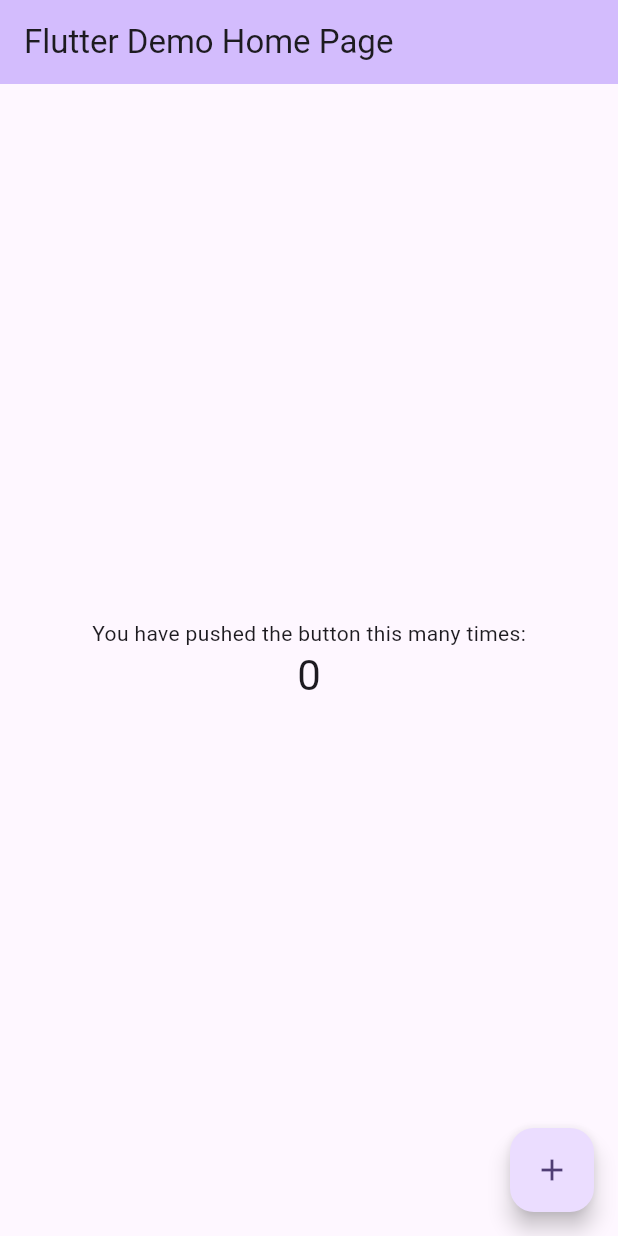
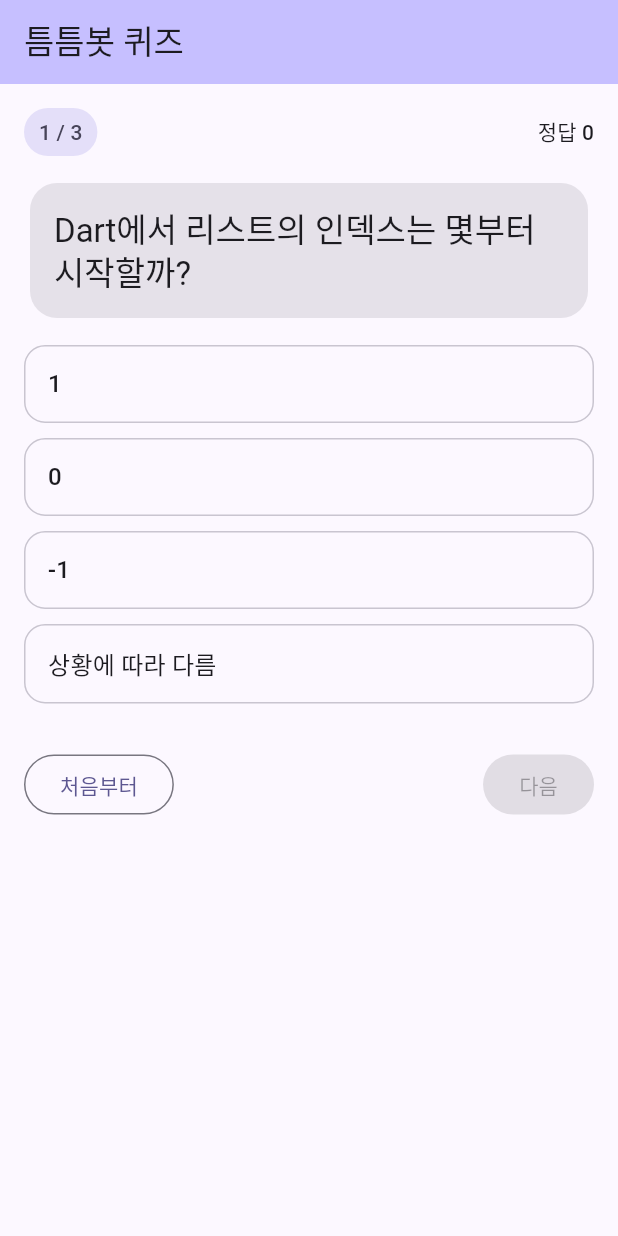
Before and after one commit to SeungYeon04/D_StudyQuiz, a Flutter app: the screen it shows after launch, on a phone screen of 412 x 824 dp. Run offline on Flutter 3.47's test engine with Material 3 defaults, Android fonts, the light colour scheme and no system bars.

Commit message:
feat : 퀴즈 UI 생성
Cursor 사용하여 코드 작업

```diff
--- a/quiz_lock_app/lib/main.dart
+++ b/quiz_lock_app/lib/main.dart
@@ -1,4 +1,6 @@
 import 'package:flutter/material.dart';
+
+import 'ttm_bot/screens/ttm_bot_quiz_screen.dart';
 
 void main() {
   runApp(const MyApp());
@@ -11,115 +13,12 @@
   @override
   Widget build(BuildContext context) {
     return MaterialApp(
-      title: 'Flutter Demo',
+      title: '틈틈봇',
       theme: ThemeData(
-        // This is the theme of your application.
-        //
-        // TRY THIS: Try running your application with "flutter run". You'll see
-        // the application has a purple toolbar. Then, without quitting the app,
-        // try changing the seedColor in the colorScheme below to Colors.green
-        // and then invoke "hot reload" (save your changes or press the "hot
-        // reload" button in a Flutter-supported IDE, or press "r" if you used
-        // the command line to start the app).
-        //
-        // Notice that the counter didn't reset back to zero; the application
-        // state is not lost during the reload. To reset the state, use hot
-        // restart instead.
-        //
-        // This works for code too, not just values: Most code changes can be
-        // tested with just a hot reload.
-        colorScheme: ColorScheme.fromSeed(seedColor: Colors.deepPurple),
+        colorScheme: ColorScheme.fromSeed(seedColor: const Color(0xFF6C5CE7)),
         useMaterial3: true,
       ),
-      home: const MyHomePage(title: 'Flutter Demo Home Page'),
+      home: const TtmmBotQuizScreen(),
     );
   }
 }
-
-class MyHomePage extends StatefulWidget {
-  const MyHomePage({super.key, required this.title});
-
-  // This widget is the home page of your application. It is stateful, meaning
-  // that it has a State object (defined below) that contains fields that affect
-  // how it looks.
-
-  // This class is the configuration for the state. It holds the values (in this
-  // case the title) provided by the parent (in this case the App widget) and
-  // used by the build method of the State. Fields in a Widget subclass are
-  // always marked "final".
-
-  final String title;
-
-  @override
-  State<MyHomePage> createState() => _MyHomePageState();
-}
-
-class _MyHomePageState extends State<MyHomePage> {
-  int _counter = 0;
-
-  void _incrementCounter() {
-    setState(() {
-      // This call to setState tells the Flutter framework that something has
-      // changed in this State, which causes it to rerun the build method below
-      // so that the display can reflect the updated values. If we changed
-      // _counter without calling setState(), then the build method would not be
-      // called again, and so nothing would appear to happen.
-      _counter++;
-    });
-  }
-
-  @override
-  Widget build(BuildContext context) {
-    // This method is rerun every time setState is called, for instance as done
-    // by the _incrementCounter method above.
-    //
-    // The Flutter framework has been optimized to make rerunning build methods
-    // fast, so that you can just rebuild anything that needs updating rather
-    // than having to individually change instances of widgets.
-    return Scaffold(
-      appBar: AppBar(
-        // TRY THIS: Try changing the color here to a specific color (to
-        // Colors.amber, perhaps?) and trigger a hot reload to see the AppBar
-        // change color while the other colors stay the same.
-        backgroundColor: Theme.of(context).colorScheme.inversePrimary,
-        // Here we take the value from the MyHomePage object that was created by
-        // the App.build method, and use it to set our appbar title.
-        title: Text(widget.title),
-      ),
-      body: Center(
-        // Center is a layout widget. It takes a single child and positions it
-        // in the middle of the parent.
-        child: Column(
-          // Column is also a layout widget. It takes a list of children and
-          // arranges them vertically. By default, it sizes itself to fit its
-          // children horizontally, and tries to be as tall as its parent.
-          //
-          // Column has various properties to control how it sizes itself and
-          // how it positions its children. Here we use mainAxisAlignment to
-          // center the children vertically; the main axis here is the vertical
-          // axis because Columns are vertical (the cross axis would be
-          // horizontal).
-          //
-          // TRY THIS: Invoke "debug painting" (choose the "Toggle Debug Paint"
-          // action in the IDE, or press "p" in the console), to see the
-          // wireframe for each widget.
-          mainAxisAlignment: MainAxisAlignment.center,
-          children: <Widget>[
-            const Text(
-              'You have pushed the button this many times:',
-            ),
-            Text(
-              '$_counter',
-              style: Theme.of(context).textTheme.headlineMedium,
-            ),
-          ],
-        ),
-      ),
-      floatingActionButton: FloatingActionButton(
-        onPressed: _incrementCounter,
-        tooltip: 'Increment',
-        child: const Icon(Icons.add),
-      ), // This trailing comma makes auto-formatting nicer for build methods.
-    );
-  }
-}
--- /dev/null
+++ b/quiz_lock_app/lib/ttm_bot/data/quiz_asset_loader.dart
@@ -0,0 +1,34 @@
+import 'dart:convert';
+
+import 'package:flutter/services.dart';
+
+import '../models/quiz_question.dart';
+
+class QuizAssetLoader {
+  const QuizAssetLoader();
+
+  Future<List<QuizQuestion>> loadQuestions(String assetPath) async {
+    final raw = await rootBundle.loadString(assetPath);
+    final decoded = jsonDecode(raw);
+
+    if (decoded is Map<String, dynamic>) {
+      final questions = decoded['questions'];
+      if (questions is! List) {
+        throw const FormatException('JSON must contain a "questions" list');
+      }
+      return questions
+          .cast<dynamic>()
+          .map((e) => QuizQuestion.fromJson((e as Map).cast<String, dynamic>()))
+          .toList(growable: false);
+    }
+
+    if (decoded is List) {
+      return decoded
+          .cast<dynamic>()
+          .map((e) => QuizQuestion.fromJson((e as Map).cast<String, dynamic>()))
+          .toList(growable: false);
+    }
+
+    throw const FormatException('Unsupported JSON format for quiz');
+  }
+}
--- /dev/null
+++ b/quiz_lock_app/lib/ttm_bot/models/quiz_question.dart
@@ -0,0 +1,33 @@
+class QuizQuestion {
+  QuizQuestion({
+    required this.id,
+    required this.question,
+    required this.options,
+    required this.answerIndex,
+    this.explanation,
+  });
+
+  final String id;
+  final String question;
+  final List<String> options;
+  final int answerIndex;
+  final String? explanation;
+
+  factory QuizQuestion.fromJson(Map<String, dynamic> json) {
+    final optionsDynamic = json['options'];
+    if (optionsDynamic is! List) {
+      throw FormatException('options must be a List', optionsDynamic);
+    }
+
+    final options = optionsDynamic.map((e) => e.toString()).toList(growable: false);
+    final answerIndex = (json['answerIndex'] as num).toInt();
+
+    return QuizQuestion(
+      id: (json['id'] ?? '').toString(),
+      question: (json['question'] ?? '').toString(),
+      options: options,
+      answerIndex: answerIndex,
+      explanation: json['explanation']?.toString(),
+    );
+  }
+}
--- /dev/null
+++ b/quiz_lock_app/lib/ttm_bot/screens/ttm_bot_quiz_screen.dart
@@ -0,0 +1,230 @@
+import 'package:flutter/material.dart';
+
+import '../data/quiz_asset_loader.dart';
+import '../models/quiz_question.dart';
+import '../widgets/quiz_option_button.dart';
+
+class TtmmBotQuizScreen extends StatefulWidget {
+  const TtmmBotQuizScreen({super.key});
+
+  @override
+  State<TtmmBotQuizScreen> createState() => _TtmmBotQuizScreenState();
+}
+
+class _TtmmBotQuizScreenState extends State<TtmmBotQuizScreen> {
+  final _loader = const QuizAssetLoader();
+
+  int _currentIndex = 0;
+  int? _selectedIndex;
+  bool _answered = false;
+  int _correctCount = 0;
+
+  void _selectOption(int index, QuizQuestion q) {
+    if (_answered) return;
+    setState(() {
+      _selectedIndex = index;
+      _answered = true;
+      if (index == q.answerIndex) _correctCount++;
+    });
+  }
+
+  void _next(List<QuizQuestion> questions) {
+    if (_currentIndex >= questions.length - 1) {
+      _showDoneDialog(questions.length);
+      return;
+    }
+    setState(() {
+      _currentIndex++;
+      _selectedIndex = null;
+      _answered = false;
+    });
+  }
+
+  void _restart() {
+    setState(() {
+      _currentIndex = 0;
+      _selectedIndex = null;
+      _answered = false;
+      _correctCount = 0;
+    });
+  }
+
+  Future<void> _showDoneDialog(int total) async {
+    await showDialog<void>(
+      context: context,
+      builder: (context) => AlertDialog(
+        title: const Text('퀴즈 끝!'),
+        content: Text('점수: $_correctCount / $total'),
+        actions: [
+          TextButton(
+            onPressed: () {
+              Navigator.of(context).pop();
+              _restart();
+            },
+            child: const Text('다시하기'),
+          ),
+          FilledButton(
+            onPressed: () => Navigator.of(context).pop(),
+            child: const Text('닫기'),
+          ),
+        ],
+      ),
+    );
+  }
+
+  @override
+  Widget build(BuildContext context) {
+    return FutureBuilder<List<QuizQuestion>>(
+      future: _loader.loadQuestions('assets/quizzes/sample_quiz.json'),
+      builder: (context, snapshot) {
+        final theme = Theme.of(context);
+        final colorScheme = theme.colorScheme;
+
+        Widget body;
+        if (snapshot.connectionState != ConnectionState.done) {
+          body = const Center(child: CircularProgressIndicator());
+        } else if (snapshot.hasError) {
+          body = Padding(
+            padding: const EdgeInsets.all(16),
+            child: Column(
+              crossAxisAlignment: CrossAxisAlignment.start,
+              children: [
+                Text('퀴즈 로딩 실패', style: theme.textTheme.titleLarge),
+                const SizedBox(height: 8),
+                Text(snapshot.error.toString()),
+                const SizedBox(height: 16),
+                FilledButton(
+                  onPressed: () => setState(() {}),
+                  child: const Text('다시 시도'),
+                ),
+              ],
+            ),
+          );
+        } else {
+          final questions = snapshot.data ?? const <QuizQuestion>[];
+          if (questions.isEmpty) {
+            body = const Center(child: Text('퀴즈 데이터가 비어있어요.'));
+          } else {
+            final q = questions[_currentIndex];
+            final progressText = '${_currentIndex + 1} / ${questions.length}';
+            final answered = _answered;
+            final correct = (_selectedIndex == q.answerIndex);
+
+            body = ListView(
+              padding: const EdgeInsets.fromLTRB(16, 16, 16, 24),
+              children: [
+                Row(
+                  children: [
+                    Container(
+                      padding: const EdgeInsets.symmetric(horizontal: 10, vertical: 6),
+                      decoration: BoxDecoration(
+                        color: colorScheme.secondaryContainer,
+                        borderRadius: BorderRadius.circular(999),
+                      ),
+                      child: Text(
+                        progressText,
+                        style: theme.textTheme.labelLarge?.copyWith(
+                          color: colorScheme.onSecondaryContainer,
+                        ),
+                      ),
+                    ),
+                    const Spacer(),
+                    Text(
+                      '정답 ${_correctCount}',
+                      style: theme.textTheme.labelLarge,
+                    ),
+                  ],
+                ),
+                const SizedBox(height: 14),
+                Card(
+                  elevation: 0,
+                  color: colorScheme.surfaceContainerHighest,
+                  shape: RoundedRectangleBorder(borderRadius: BorderRadius.circular(18)),
+                  child: Padding(
+                    padding: const EdgeInsets.all(16),
+                    child: Text(
+                      q.question,
+                      style: theme.textTheme.titleLarge?.copyWith(height: 1.25),
+                    ),
+                  ),
+                ),
+                const SizedBox(height: 14),
+                ...List.generate(q.options.length, (i) {
+                  final state = _optionStateFor(i, q);
+                  return Padding(
+                    padding: const EdgeInsets.only(bottom: 10),
+                    child: QuizOptionButton(
+                      text: q.options[i],
+                      state: state,
+                      onPressed: answered ? null : () => _selectOption(i, q),
+                    ),
+                  );
+                }),
+                const SizedBox(height: 6),
+                if (answered)
+                  Card(
+                    elevation: 0,
+                    color: correct ? Colors.green.shade50 : Colors.red.shade50,
+                    shape: RoundedRectangleBorder(borderRadius: BorderRadius.circular(16)),
+                    child: Padding(
+                      padding: const EdgeInsets.all(14),
+                      child: Column(
+                        crossAxisAlignment: CrossAxisAlignment.start,
+                        children: [
+                          Text(
+                            correct ? '정답!' : '오답!',
+                            style: theme.textTheme.titleMedium?.copyWith(
+                              color: correct ? Colors.green.shade800 : Colors.red.shade800,
+                            ),
+                          ),
+                          const SizedBox(height: 6),
+                          Text('정답: ${q.options[q.answerIndex]}'),
+                          if ((q.explanation ?? '').trim().isNotEmpty) ...[
+                            const SizedBox(height: 6),
+                            Text('해설: ${q.explanation}'),
+                          ],
+                        ],
+                      ),
+                    ),
+                  ),
+                const SizedBox(height: 14),
+                Row(
+                  children: [
+                    OutlinedButton(
+                      onPressed: _restart,
+                      child: const Text('처음부터'),
+                    ),
+                    const Spacer(),
+                    FilledButton(
+                      onPressed: answered ? () => _next(questions) : null,
+                      child: Text(_currentIndex == questions.length - 1 ? '결과 보기' : '다음'),
+                    ),
+                  ],
+                ),
+              ],
+            );
+          }
+        }
+
+        return Scaffold(
+          appBar: AppBar(
+            title: const Text('틈틈봇 퀴즈'),
+            backgroundColor: Theme.of(context).colorScheme.inversePrimary,
+          ),
+          body: body,
+        );
+      },
+    );
+  }
+
+  QuizOptionState _optionStateFor(int optionIndex, QuizQuestion q) {
+    if (!_answered) {
+      if (_selectedIndex == optionIndex) return QuizOptionState.selected;
+      return QuizOptionState.idle;
+    }
+
+    if (optionIndex == q.answerIndex) return QuizOptionState.correct;
+    if (_selectedIndex == optionIndex && optionIndex != q.answerIndex) return QuizOptionState.wrong;
+    return QuizOptionState.disabled;
+  }
+}
--- /dev/null
+++ b/quiz_lock_app/lib/ttm_bot/widgets/quiz_option_button.dart
@@ -0,0 +1,72 @@
+import 'package:flutter/material.dart';
+
+class QuizOptionButton extends StatelessWidget {
+  const QuizOptionButton({
+    super.key,
+    required this.text,
+    required this.onPressed,
+    required this.state,
+  });
+
+  final String text;
+  final VoidCallback? onPressed;
+  final QuizOptionState state;
+
+  @override
+  Widget build(BuildContext context) {
+    final colorScheme = Theme.of(context).colorScheme;
+
+    Color? background;
+    Color? foreground;
+    Color? border;
+
+    switch (state) {
+      case QuizOptionState.idle:
+        background = colorScheme.surface;
+        foreground = colorScheme.onSurface;
+        border = colorScheme.outlineVariant;
+        break;
+      case QuizOptionState.selected:
+        background = colorScheme.primaryContainer;
+        foreground = colorScheme.onPrimaryContainer;
+        border = colorScheme.primary;
+        break;
+      case QuizOptionState.correct:
+        background = Colors.green.shade100;
+        foreground = Colors.green.shade900;
+        border = Colors.green.shade600;
+        break;
+      case QuizOptionState.wrong:
+        background = Colors.red.shade100;
+        foreground = Colors.red.shade900;
+        border = Colors.red.shade600;
+        break;
+      case QuizOptionState.disabled:
+        background = colorScheme.surfaceVariant;
+        foreground = colorScheme.onSurfaceVariant;
+        border = colorScheme.outlineVariant;
+        break;
+    }
+
+    return SizedBox(
+      width: double.infinity,
+      child: OutlinedButton(
+        onPressed: onPressed,
+        style: OutlinedButton.styleFrom(
+          backgroundColor: background,
+          foregroundColor: foreground,
+          side: BorderSide(color: border ?? colorScheme.outlineVariant),
+          padding: const EdgeInsets.symmetric(horizontal: 16, vertical: 14),
+          textStyle: Theme.of(context).textTheme.titleMedium,
+          shape: RoundedRectangleBorder(borderRadius: BorderRadius.circular(14)),
+        ),
+        child: Align(
+          alignment: Alignment.centerLeft,
+          child: Text(text),
+        ),
+      ),
+    );
+  }
+}
+
+enum QuizOptionState { idle, selected, correct, wrong, disabled }
--- a/quiz_lock_app/pubspec.yaml
+++ b/quiz_lock_app/pubspec.yaml
@@ -59,9 +59,8 @@ flutter:
   uses-material-design: true
 
   # To add assets to your application, add an assets section, like this:
-  # assets:
-  #   - images/a_dot_burr.jpeg
-  #   - images/a_dot_ham.jpeg
+  assets:
+    - assets/quizzes/sample_quiz.json
 
   # An image asset can refer to one or more resolution-specific "variants", see
   # https://flutter.dev/to/resolution-aware-images
```
Also changed, not shown: quiz_lock_app/assets/quizzes/sample_quiz.json (added, +26 -0 lines).
